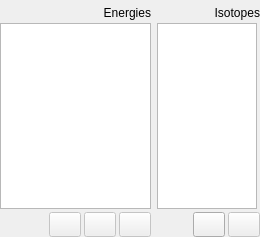
First picture: the form in gui/analysis/widget_isotopes.ui, repository usnistgov/qpx-gamma, before the edit.
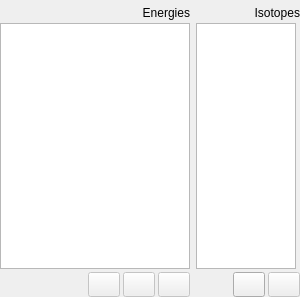
Second picture: the form after the edit. Icons and pictures are not drawn.

Patch:
```diff
--- a/gui/analysis/widget_isotopes.ui
+++ b/gui/analysis/widget_isotopes.ui
@@ -6,8 +6,8 @@
    <rect>
     <x>0</x>
     <y>0</y>
-    <width>260</width>
-    <height>237</height>
+    <width>300</width>
+    <height>297</height>
    </rect>
   </property>
   <property name="sizePolicy">
@@ -24,7 +24,7 @@
   </property>
   <property name="maximumSize">
    <size>
-    <width>260</width>
+    <width>300</width>
     <height>16777215</height>
    </size>
   </property>
@@ -88,13 +88,13 @@
        </property>
        <property name="minimumSize">
         <size>
-         <width>145</width>
+         <width>190</width>
          <height>0</height>
         </size>
        </property>
        <property name="maximumSize">
         <size>
-         <width>160</width>
+         <width>190</width>
          <height>16777215</height>
         </size>
        </property>
```
